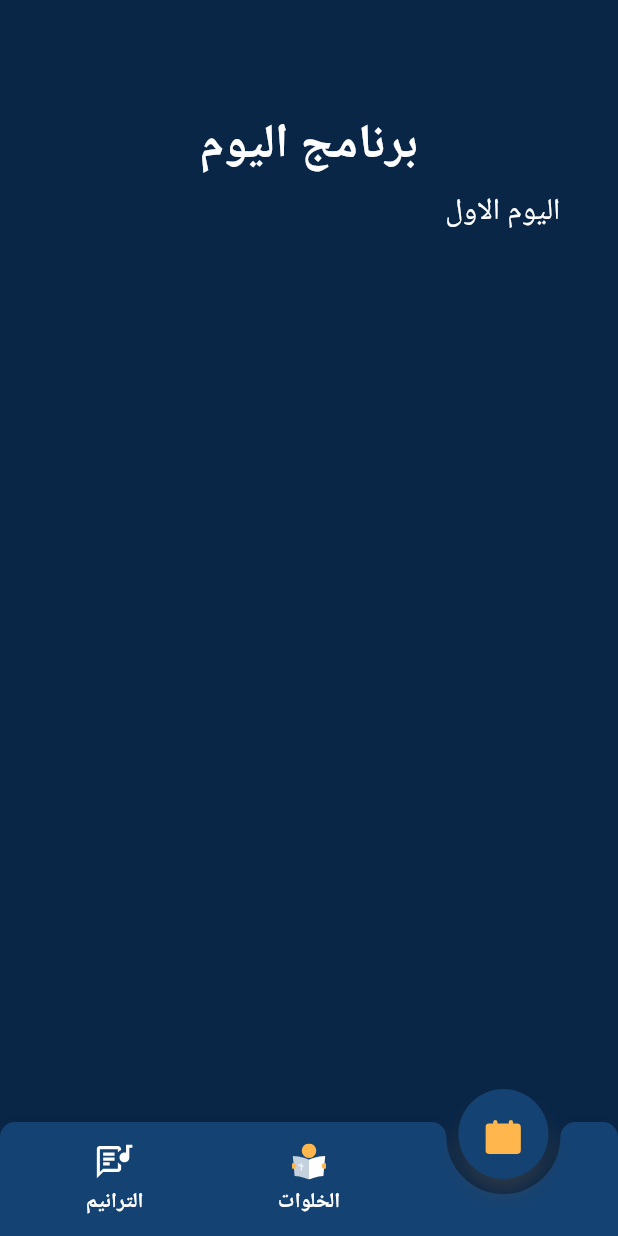
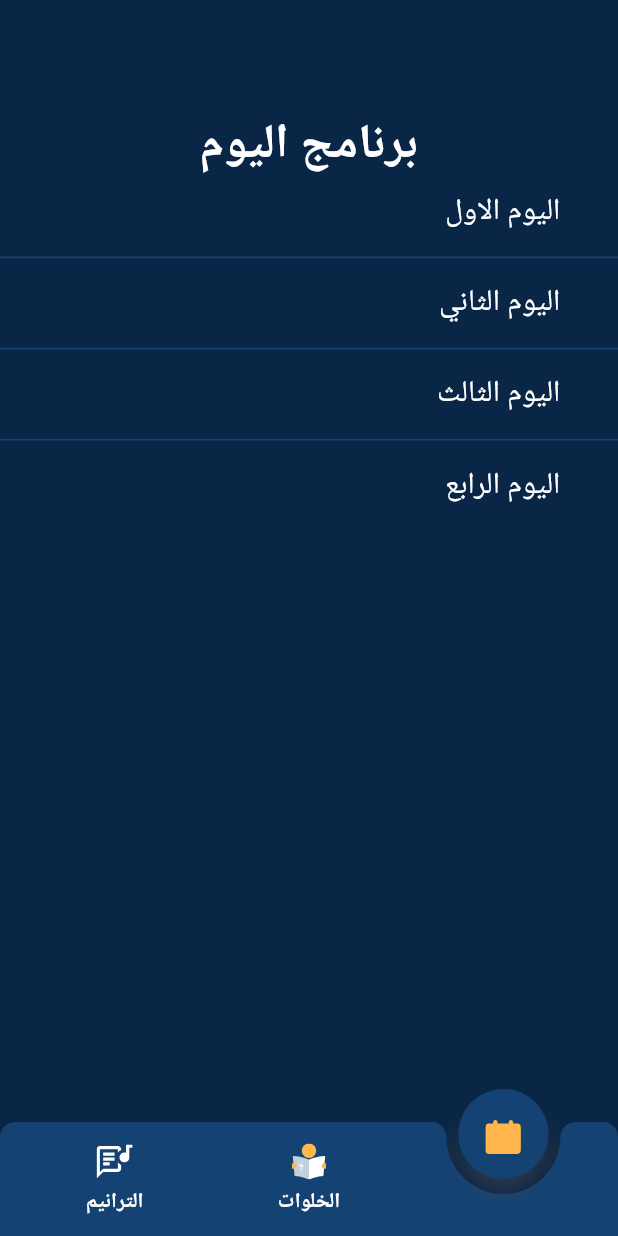
Before and after one commit to marksherifgh/marimina-app, a Flutter app: the MainScreen screen opened directly, swiped to page 3, on a phone screen of 412 x 824 dp. Run offline on Flutter 3.47's test engine with Material 2 defaults, Android fonts, the phone set to English and light mode, and no system bars; our stand-ins replace flutter_screenutil, flutter_svg.

Commit message:
feat: add marmina songs and programs

```diff
--- a/lib/bottom_notch_navbar.dart
+++ b/lib/bottom_notch_navbar.dart
@@ -248,7 +248,7 @@ class BottomBarInActiveItem extends StatelessWidget {
   Widget build(BuildContext context) {
     return SizedBox.fromSize(
       size: const Size(kCircleRadius * 2, kCircleRadius * 2.5),
-      child: GestureDetector(
+      child: InkWell(
         child: Column(
           mainAxisAlignment: MainAxisAlignment.center,
           children: <Widget>[
--- a/lib/constants.dart
+++ b/lib/constants.dart
@@ -5,7 +5,7 @@ class ConstantColors {
   static Color textColor = const Color(0xffffffff);
   static Color navbarColor = const Color(0xff144272);
   static Color selectedIconColor = const Color(0xffFFB74D);
-  static Color borderColor = const Color.fromRGBO(20, 66, 114, 0.3);
+  static Color searchColor = const Color.fromRGBO(20, 66, 114, 0.3);
 }
 
 class ConstantFonts {
--- a/lib/data/programs.dart
+++ b/lib/data/programs.dart
@@ -1,6 +1,78 @@
 List programs = [
   {
     'name': 'اليوم الاول',
-    'first':'',
+    'program': [
+      "07:00 التجمع",
+      "07:30 التحرك",
+      "09:30 الوصول",
+      "11:00 صلاة وترانيم",
+      "12:00 الخدمة الأولي",
+      "02:00 الخلوة الأولي",
+      "03:00 غذاء",
+      "04:00 تسكين وفترة حرة",
+      "06:00 صلاة وترانيم",
+      "07:00 مجموعات مناقشة",
+      "08:30 الخلوة الثانية",
+      "09:30 عشاء",
+      "10:00 فترة حرة",
+      "11:00 صلاة النوم",
+      "11:30 نوم"
+    ],
+  },
+  {
+    'name': 'اليوم الثاني',
+    'program': [
+      "06:30 صباح الخير",
+      "07:00 قداس",
+      "09:30 فطار",
+      "11:30 صلاة وترانيم",
+      "12:30 الخدمة الثالثة",
+      "02:00 الخلوة الثالثة",
+      "03:00 غذاء",
+      "04:00 العاب سمر",
+      "06:00 صلاة وترانيم",
+      "07:00 درس كتاب",
+      "08:30 الخلوة الرابعة",
+      "09:30 عشاء",
+      "10:30 فيلم",
+      "11:30 صلاة النوم",
+      "12:00 نوم"
+    ],
+  },
+  {
+    'name': 'اليوم الثالث',
+    'program': [
+      "7:30 صباح الخير",
+      "8:30 صلاة باكر",
+      "09:00 الفطار",
+      "10:30 صلاة وترانيم",
+      "11:30 الخدمة الخامسة",
+      "01:00 الخلوة الخامسة",
+      "02:00 فترة حرة",
+      "03:00 غذاء",
+      "04:00 العاب سمر",
+      "06:00 صلاة وترانيم",
+      "07:30 الخدمة السادسة",
+      "08:30 الخلوة السادسة",
+      "09:30 عشاء",
+      "11:00 سهرة صلاة وتسبيح",
+      "02:00 نوم",
+    ],
+  },
+  {
+    'name': 'اليوم الرابع',
+    'program': [
+      "08:00 صباح الخير",
+      "08:30 صلاة باكر",
+      "09:00 تسليم الغرف",
+      "10:30 صلاة وترانيم",
+      "11:30 الخدمة السابعة",
+      "12:30 صلاة ختامية وتنبيهات",
+      "01:30 الخلوة السابعة",
+      "02:30 غذاء",
+      "03:30 صورة جماعية وتوزيع هدايا",
+      "04:00 التحرك",
+      "06:00 وصول القاهرة",
+    ],
   },
 ];
--- a/lib/main.dart
+++ b/lib/main.dart
@@ -1,6 +1,6 @@
 import 'package:flutter/material.dart';
 import 'package:flutter_screenutil/flutter_screenutil.dart';
-import 'package:marimina_app/main_screen.dart';
+import 'package:marimina_app/splash_screen.dart';
 
 void main() {
   runApp(const MariminaApp());
@@ -17,7 +17,7 @@ class MariminaApp extends StatelessWidget {
       builder: (context, child) {
         return MaterialApp(
           title: 'Marimina App',
-          home: MainScreen(),
+          home: SplashScreen(),
         );
       },
     );
--- a/lib/main_screen.dart
+++ b/lib/main_screen.dart
@@ -13,7 +13,8 @@ class MainScreen extends StatefulWidget {
   State<MainScreen> createState() => _MainScreenState();
 }
 
-class _MainScreenState extends State<MainScreen> {
+class _MainScreenState extends State<MainScreen>
+    with AutomaticKeepAliveClientMixin {
   final _pageController = PageController();
   int maxCount = 3;
   final List<Widget> bottomBarPages = [
@@ -21,6 +22,9 @@ class _MainScreenState extends State<MainScreen> {
     RetreatListScreen(),
     ProgramListScreen(),
   ];
+
+  @override
+  bool get wantKeepAlive => true;
 
   @override
   void dispose() {
@@ -48,7 +52,7 @@ class _MainScreenState extends State<MainScreen> {
               onTap: (index) {
                 _pageController.animateToPage(
                   index,
-                  duration: const Duration(milliseconds: 50),
+                  duration: const Duration(milliseconds: 1),
                   curve: Curves.easeIn,
                 );
               },
--- a/lib/programs_list_screen.dart
+++ b/lib/programs_list_screen.dart
@@ -26,15 +26,15 @@ class ProgramListScreen extends StatelessWidget {
                 ),
                 itemBuilder: (context, index) {
                   var name = programs[index]['name'] as String;
-                  var firstPeriod = programs[index]['first'] as String;
+                  var program = programs[index]['program'] as List;
                   return InkWell(
                       onTap: () =>
                           Navigator.of(context).push((MaterialPageRoute(
                               builder: (_) => ProgramDetailScreen(
                                     dayName: name,
-                                    firstPeriod: firstPeriod,
+                                    program: program,
                                   )))),
-                      child: listChild('اليوم الاول'));
+                      child: listChild(name));
                 },
                 itemCount: programs.length,
               ),
```
Also changed, not shown: lib/program_detail_screen.dart (+15 -2 lines), lib/songs_list_screen.dart (+51 -63 lines), lib/splash_screen.dart (added, +38 -0 lines), assets/vectors/logo.png (added), 1 other file.
